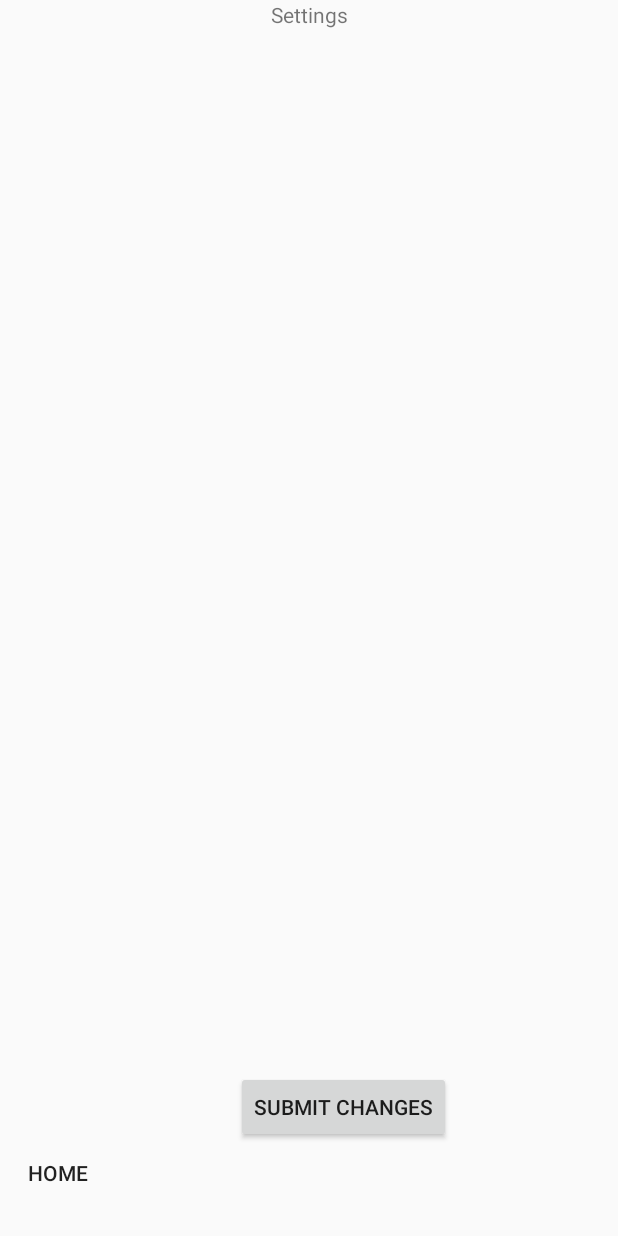
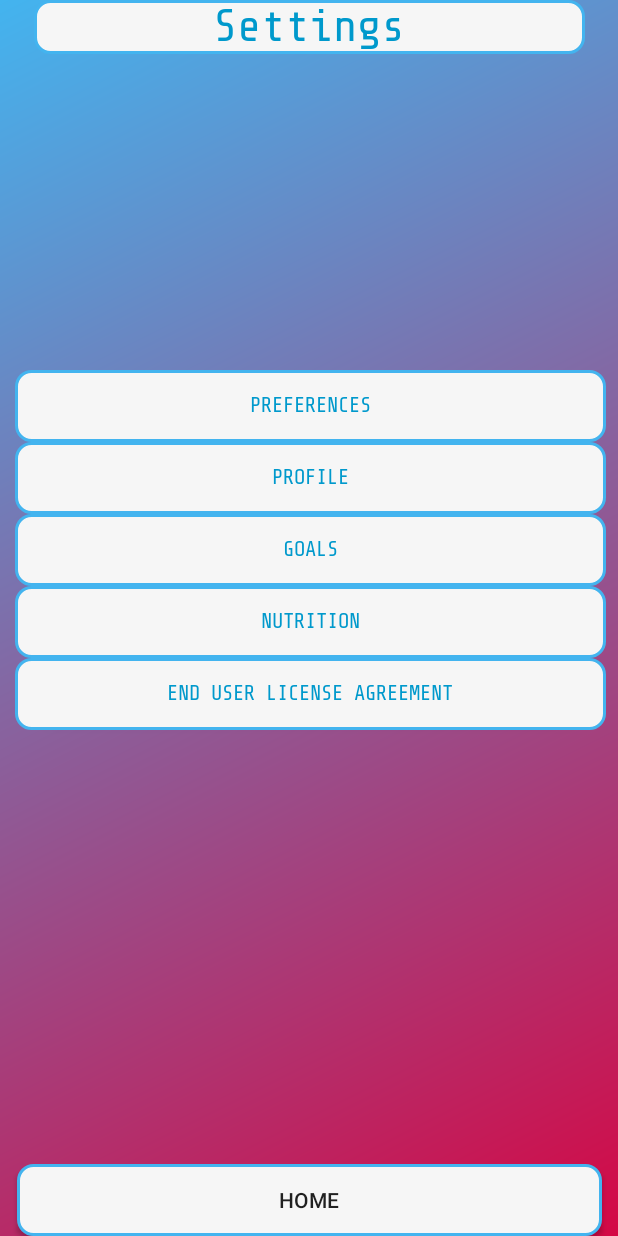
Before and after one commit to dylankirkland/CMSC-355-WorkOutApp, an Android app: the Settings screen opened directly, with no data from a screen before it, on a phone screen of 412 x 824 dp. Run offline under Robolectric (Android 15) with nearby library versions, the phone set to English and light mode, and no system bars; Roboto replaces fonts that are not available here.

Commit message:
matched settings.xml ui with activity_create_workout.xml, added buttons for future use

```diff
--- a/CMSC355_Project/app/src/main/java/com/example/cmsc355_project/Settings.java
+++ b/CMSC355_Project/app/src/main/java/com/example/cmsc355_project/Settings.java
@@ -13,7 +13,7 @@ public class Settings extends AppCompatActivity {
         super.onCreate(savedInstanceState);
         setContentView(R.layout.settings);
 
-        Button settingsBtn =(Button) findViewById(R.id.submitBtn);
+        //Button settingsBtn =(Button) findViewById(R.id.submitBtn);
 
         Button buttonHome;
         buttonHome = findViewById(R.id.buttonHome); //xml id for this button
--- a/CMSC355_Project/app/src/main/res/layout/settings.xml
+++ b/CMSC355_Project/app/src/main/res/layout/settings.xml
@@ -4,43 +4,94 @@
     xmlns:tools="http://schemas.android.com/tools"
     android:layout_width="match_parent"
     android:layout_height="match_parent"
-    tools:context=".CreateWorkoutActivity">
+    tools:context=".CreateWorkoutActivity"
+    android:background="@drawable/gradient1">
 
     <Button
         android:id="@+id/buttonHome"
-        android:layout_width="77dp"
-        android:layout_height="84dp"
-        android:layout_weight="1"
-        android:background="@drawable/homescreen"
+        android:layout_width="390dp"
+        android:layout_height="0dp"
+        android:background="@drawable/rounded_edges"
         android:text="@string/Home"
         app:layout_constraintBottom_toBottomOf="parent"
+        app:layout_constraintEnd_toEndOf="parent"
         app:layout_constraintStart_toStartOf="parent" />
 
+
+    <LinearLayout
+        android:id="@+id/llCN3"
+        android:layout_width="414dp"
+        android:layout_height="734dp"
+        android:gravity="center_vertical"
+        android:orientation="vertical"
+        android:padding="10dp"
+        app:layout_constraintBottom_toBottomOf="parent"
+        app:layout_constraintEnd_toEndOf="parent"
+        app:layout_constraintHorizontal_bias="0.666"
+        app:layout_constraintStart_toStartOf="parent"
+        app:layout_constraintTop_toTopOf="parent"
+        app:layout_constraintVertical_bias="0.0">
+
+        <Button
+            android:id="@+id/Preferences"
+            android:layout_width="match_parent"
+            android:layout_height="wrap_content"
+            android:layout_gravity="center"
+            android:background="@drawable/rounded_edges"
+            android:fontFamily="@font/share_tech_mono"
+            android:text="Preferences"
+            android:textColor="@android:color/holo_blue_dark" />
+        <Button
+            android:id="@+id/Profile"
+            android:layout_width="match_parent"
+            android:layout_height="wrap_content"
+            android:layout_gravity="center"
+            android:background="@drawable/rounded_edges"
+            android:fontFamily="@font/share_tech_mono"
+            android:text="Profile"
+            android:textColor="@android:color/holo_blue_dark" />
+        <Button
+            android:id="@+id/Goals"
+            android:layout_width="match_parent"
+            android:layout_height="wrap_content"
+            android:layout_gravity="center"
+            android:background="@drawable/rounded_edges"
+            android:fontFamily="@font/share_tech_mono"
+            android:text="Goals"
+            android:textColor="@android:color/holo_blue_dark" />
+        <Button
+            android:id="@+id/Nutrition"
+            android:layout_width="match_parent"
+            android:layout_height="wrap_content"
+            android:layout_gravity="center"
+            android:background="@drawable/rounded_edges"
+            android:fontFamily="@font/share_tech_mono"
+            android:text="Nutrition"
+            android:textColor="@android:color/holo_blue_dark" />
+        <Button
+            android:id="@+id/Agreement"
+            android:layout_width="match_parent"
+            android:layout_height="wrap_content"
+            android:layout_gravity="center"
+            android:background="@drawable/rounded_edges"
+            android:fontFamily="@font/share_tech_mono"
+            android:text="End User License Agreement"
+            android:textColor="@android:color/holo_blue_dark" />
+    </LinearLayout>
+
     <TextView
-        android:id="@+id/textView3"
-        android:layout_width="wrap_content"
-        android:layout_height="wrap_content"
+        android:id="@+id/Settings"
+        android:layout_width="367dp"
+        android:layout_height="36dp"
+        android:layout_gravity="center"
+        android:background="@drawable/rounded_edges"
+        android:fontFamily="@font/share_tech_mono"
+        android:gravity="center"
         android:text="@string/Settings"
+        android:textColor="@android:color/holo_blue_dark"
+        android:textSize="30sp"
         app:layout_constraintEnd_toEndOf="parent"
         app:layout_constraintStart_toStartOf="parent"
-        app:layout_constraintTop_toTopOf="parent" />
-
-    <Button
-        android:id="@+id/submitBtn"
-        android:layout_width="wrap_content"
-        android:layout_height="wrap_content"
-        android:layout_marginStart="157dp"
-        android:layout_marginLeft="157dp"
-        android:layout_marginTop="667dp"
-        android:layout_marginEnd="112dp"
-        android:layout_marginRight="112dp"
-        android:layout_marginBottom="16dp"
-        android:text="@string/submit_changes"
-        app:layout_constraintBottom_toBottomOf="parent"
-        app:layout_constraintEnd_toEndOf="parent"
-        app:layout_constraintHorizontal_bias="0.5"
-        app:layout_constraintStart_toEndOf="@+id/buttonHome"
-        app:layout_constraintStart_toStartOf="parent"
-        app:layout_constraintTop_toTopOf="parent" />
+        app:layout_constraintTop_toTopOf="@+id/llCN3" />
 
 </androidx.constraintlayout.widget.ConstraintLayout>
```
Also changed, not shown: 1 other file.
